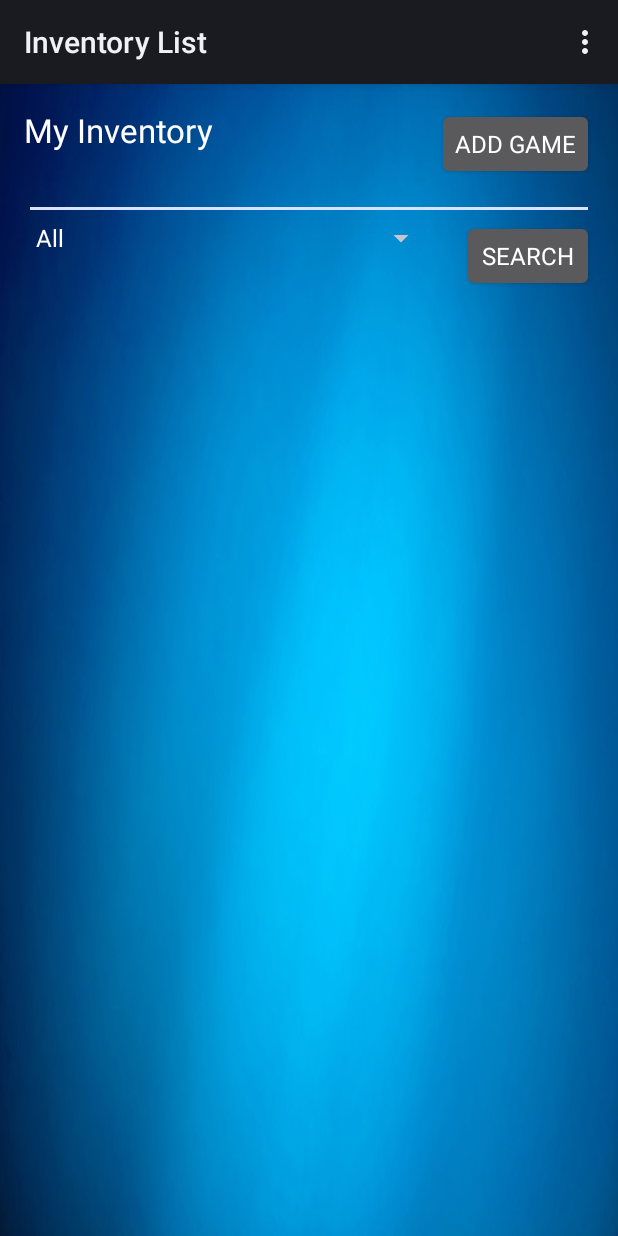
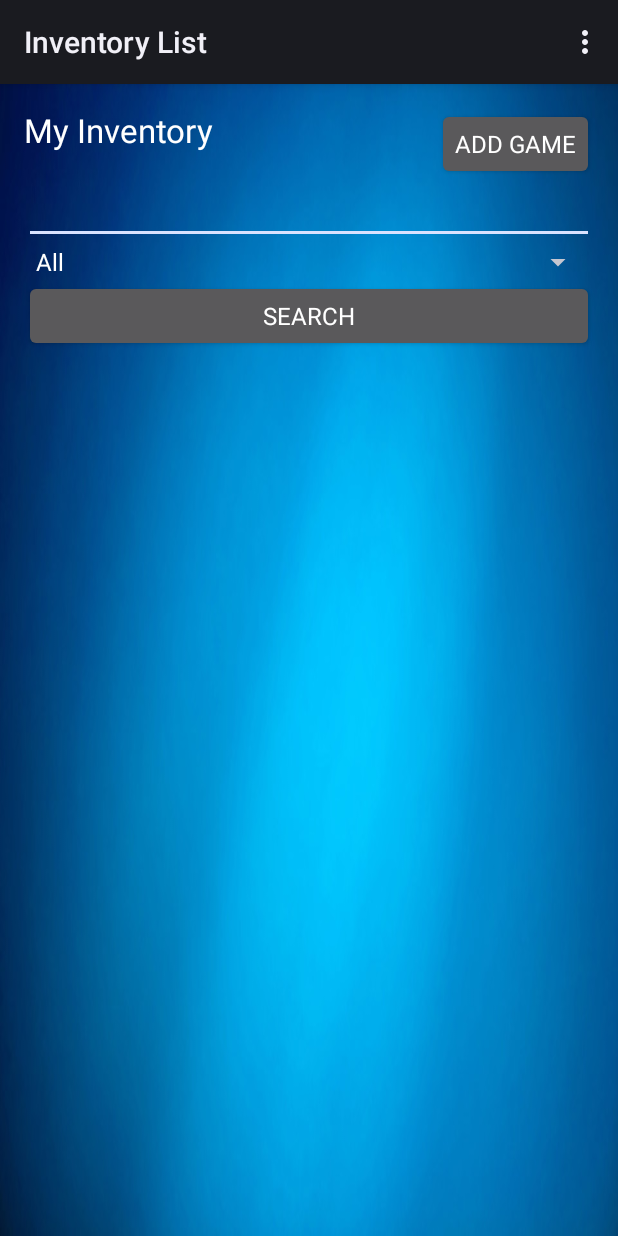
Before and after one commit to CMPUT301F15T14/AndroidDesignProject, an Android app: the screen it shows after launch (InventoryListActivity), after a tap on "My Inventory", on a phone screen of 412 x 824 dp. Run offline under Robolectric (Android 15) with nearby library versions, the phone set to English and light mode, and no system bars; network calls fail.

Commit message:
modified UI

```diff
--- a/app/src/main/java/ca/ualberta/t14/gametrader/Game.java
+++ b/app/src/main/java/ca/ualberta/t14/gametrader/Game.java
@@ -104,7 +104,6 @@ public class Game implements AppObservable {
         sharableStatus = Boolean.FALSE;
         additionalInfo = "";
         picture = null;
-        pictureJsonable = "";
         quantities = 0;
         observers = new ArrayList<AppObserver>();
 
@@ -264,6 +263,10 @@ public class Game implements AppObservable {
         return pictureId;
     }
 
+    public Boolean hasPictureId(){
+        return pictureId.isEmpty();
+    }
+
     public Boolean removePictureId(Context context) {
         Boolean success = Boolean.FALSE;
         if(!pictureId.isEmpty()) {
--- a/app/src/main/res/layout/activity_inventory_list.xml
+++ b/app/src/main/res/layout/activity_inventory_list.xml
@@ -17,33 +17,36 @@
 
         android:layout_alignParentTop="true"
 
-        android:layout_alignParentStart="true" />
+        android:layout_alignParentStart="true"
+        android:layout_marginBottom="16dp" />
 
 
     <ListView
         android:layout_width="wrap_content"
         android:layout_height="wrap_content"
         android:id="@+id/inventoryList"
-        android:layout_alignParentStart="true"
         android:background="#0e97f1"
+        android:visibility="visible"
         android:layout_below="@+id/searchInventoryButton"
-        android:visibility="visible" />
+        android:layout_alignParentEnd="true" />
 
     <EditText
-        android:layout_width="fill_parent"
+        android:layout_width="match_parent"
         android:layout_height="wrap_content"
         android:id="@+id/searchInventory"
-        android:layout_below="@id/inventoryListText" />
+        android:layout_below="@id/inventoryListText"
+        android:layout_toEndOf="@+id/inventoryListText"
+        android:layout_alignParentStart="true" />
 
     <Button
-        android:layout_width="wrap_content"
+        android:layout_width="match_parent"
         android:layout_height="wrap_content"
         android:text="Search"
         android:textColor="#ffffff"
         android:id="@+id/searchInventoryButton"
         android:textSize="16sp"
-        android:layout_below="@+id/searchInventory"
-        android:layout_alignParentEnd="true" />
+        android:layout_below="@+id/gameConsoleInv"
+        android:layout_centerHorizontal="true" />
 
     <Spinner
         android:layout_width="match_parent"
@@ -51,7 +54,7 @@
         android:id="@+id/gameConsoleInv"
         android:entries="@array/platforms_array_inv"
         android:layout_below="@+id/searchInventory"
-        android:layout_toStartOf="@+id/newInventoryItem" />
+        android:layout_alignParentStart="true" />
 
 
     <Button
```
